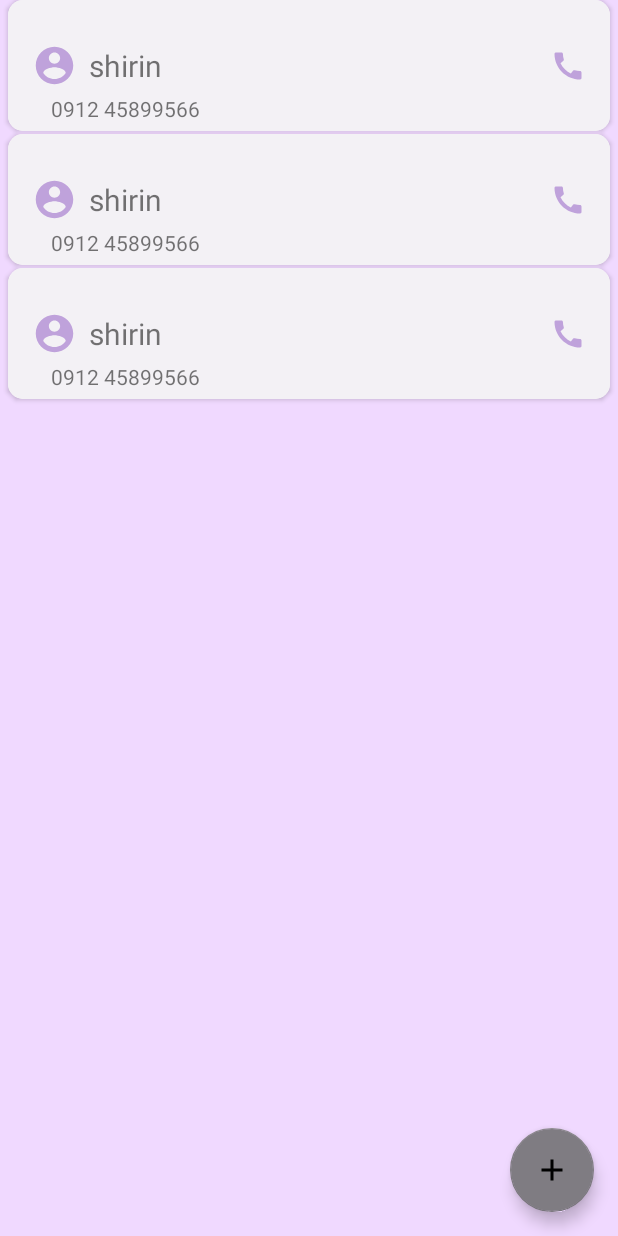
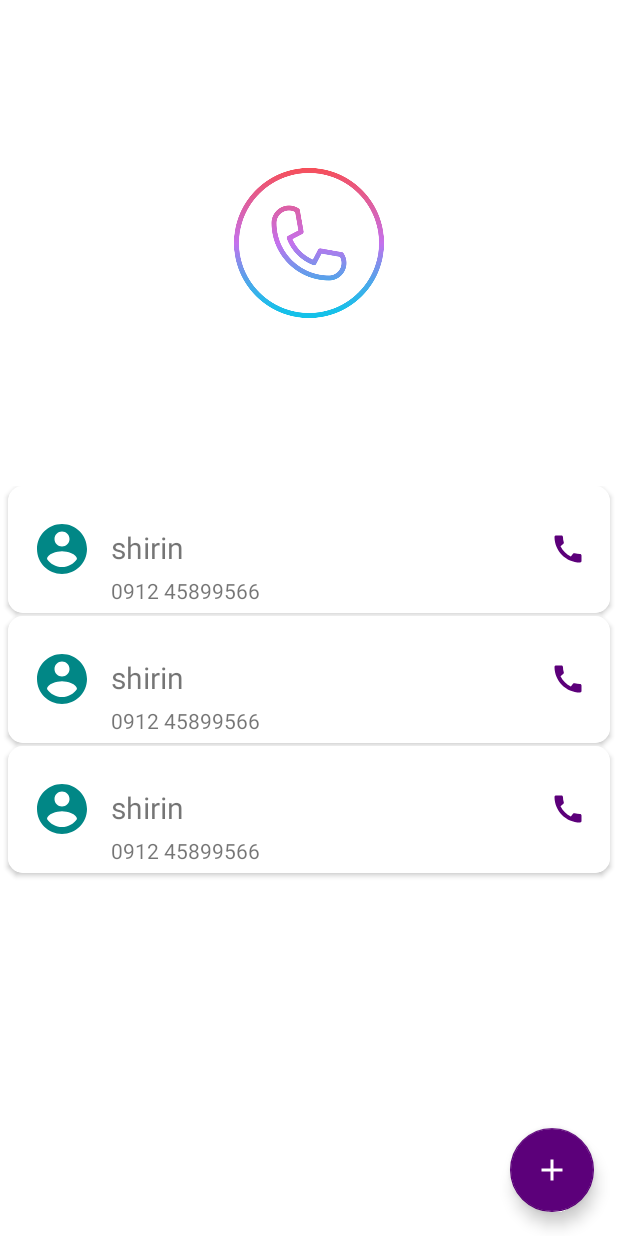
Before and after one commit to shaylifarhadi/contact, an Android app: the layout activity_contact.xml on its own in the app's theme, with its tools: preview values and no code run, on a phone screen of 412 x 824 dp. Run offline under Robolectric (Android 15) with nearby library versions, the phone set to English and light mode, and no system bars.

Commit message:
after recycle

```diff
--- a/app/src/main/AndroidManifest.xml
+++ b/app/src/main/AndroidManifest.xml
@@ -2,8 +2,6 @@
 <manifest xmlns:android="http://schemas.android.com/apk/res/android"
     package="com.example.mycontanct">
 
-    <uses-permission android:name="android.permission.WRITE_CONTACTS" />
-    <uses-permission android:name="android.permission.READ_CONTACTS" />
     <uses-permission android:name="android.permission.CALL_PHONE" />
 
     <application
--- a/app/src/main/java/com/example/mycontanct/db/ContactDatabase.kt
+++ b/app/src/main/java/com/example/mycontanct/db/ContactDatabase.kt
@@ -5,7 +5,7 @@ import androidx.room.RoomDatabase
 import com.example.mycontanct.datamodel.Contact
 
 
-@Database(entities = [ Contact::class], version = 1)
+@Database(entities = [ Contact::class], version = 2)
 
 abstract class ContactDatabase : RoomDatabase() {
 
--- a/app/src/main/java/com/example/mycontanct/ui/create/CreateViewModel.kt
+++ b/app/src/main/java/com/example/mycontanct/ui/create/CreateViewModel.kt
@@ -5,12 +5,12 @@ import androidx.lifecycle.viewModelScope
 import com.example.mycontanct.datamodel.Contact
 import com.example.mycontanct.db.ContactDao
 import com.example.mycontanct.db.ContactRepository
+import dagger.hilt.android.lifecycle.HiltViewModel
 import kotlinx.coroutines.launch
 import javax.inject.Inject
 
+@HiltViewModel
 class CreateViewModel @Inject constructor(private val repository: ContactRepository,val contactDao: ContactDao): ViewModel() {
-
-
 
     fun insertContact(contact: Contact) {
         viewModelScope.launch {
--- a/app/src/main/res/drawable/ic_account.xml
+++ b/app/src/main/res/drawable/ic_account.xml
@@ -3,7 +3,7 @@
     android:height="24dp"
     android:viewportWidth="24"
     android:viewportHeight="24"
-    android:tint="@color/purple_300">
+    android:tint="@color/teal_700">
   <path
       android:fillColor="@color/teal_700"
       android:pathData="M12,2C6.48,2 2,6.48 2,12s4.48,10 10,10 10,-4.48 10,-10S17.52,2 12,2zM12,5c1.66,0 3,1.34 3,3s-1.34,3 -3,3 -3,-1.34 -3,-3 1.34,-3 3,-3zM12,19.2c-2.5,0 -4.71,-1.28 -6,-3.22 0.03,-1.99 4,-3.08 6,-3.08 1.99,0 5.97,1.09 6,3.08 -1.29,1.94 -3.5,3.22 -6,3.22z"/>
--- a/app/src/main/res/drawable/ic_call.xml
+++ b/app/src/main/res/drawable/ic_call.xml
@@ -1,4 +1,4 @@
-<vector android:height="24dp" android:tint="@color/purple_300"
+<vector android:height="24dp" android:tint="#5c007a"
     android:viewportHeight="24" android:viewportWidth="24"
     android:width="24dp" xmlns:android="http://schemas.android.com/apk/res/android">
     <path android:fillColor="@android:color/white" android:pathData="M20.01,15.38c-1.23,0 -2.42,-0.2 -3.53,-0.56 -0.35,-0.12 -0.74,-0.03 -1.01,0.24l-1.57,1.97c-2.83,-1.35 -5.48,-3.9 -6.89,-6.83l1.95,-1.66c0.27,-0.28 0.35,-0.67 0.24,-1.02 -0.37,-1.11 -0.56,-2.3 -0.56,-3.53 0,-0.54 -0.45,-0.99 -0.99,-0.99H4.19C3.65,3 3,3.24 3,3.99 3,13.28 10.73,21 20.01,21c0.71,0 0.99,-0.63 0.99,-1.18v-3.45c0,-0.54 -0.45,-0.99 -0.99,-0.99z"/>
--- a/app/src/main/res/layout/activity_contact.xml
+++ b/app/src/main/res/layout/activity_contact.xml
@@ -10,22 +10,16 @@
     </data>
     <androidx.constraintlayout.widget.ConstraintLayout
         android:layout_width="match_parent"
-        android:layout_height="match_parent"
-        android:background="@color/purple_100">
+        android:layout_height="match_parent">
+
 
         <androidx.recyclerview.widget.RecyclerView
             android:id="@+id/rv_contact"
             android:layout_width="match_parent"
-            android:layout_height="match_parent"
+            android:layout_height="500dp"
+            app:layoutManager="androidx.recyclerview.widget.LinearLayoutManager"
             app:layout_constraintBottom_toBottomOf="parent"
-            app:layout_constraintEnd_toEndOf="parent"
-            app:layout_constraintHorizontal_bias="0.0"
-            app:layoutManager="androidx.recyclerview.widget.LinearLayoutManager"
-            app:layout_constraintStart_toStartOf="parent"
-            app:layout_constraintTop_toTopOf="parent"
-            app:layout_constraintVertical_bias="0.0"
             tools:listitem="@layout/item_contact" />
-
 
         <com.google.android.material.floatingactionbutton.FloatingActionButton
             android:id="@+id/fab_add"
@@ -36,7 +30,8 @@
             android:clickable="true"
             app:layout_constraintBottom_toBottomOf="parent"
             app:layout_constraintEnd_toEndOf="parent"
-            app:srcCompat="@drawable/ic_add2" />
+            app:srcCompat="@drawable/ic_add2"
+            app:tint="@color/white"/>
 
         <TextView
             android:id="@+id/tv_empty"
@@ -50,17 +45,15 @@
             app:layout_constraintTop_toTopOf="@+id/rv_contact"
             />
 
-
-        <TextView
-            android:id="@+id/tv"
-            android:layout_width="wrap_content"
-            android:layout_height="wrap_content"
-            android:textSize="20sp"
-            android:textStyle="bold"
-            app:layout_constraintBottom_toTopOf="@+id/tv_empty"
+        <ImageView
+            android:id="@+id/imageView3"
+            android:layout_width="100dp"
+            android:layout_height="100dp"
+            app:layout_constraintBottom_toTopOf="@+id/rv_contact"
             app:layout_constraintEnd_toEndOf="parent"
             app:layout_constraintStart_toStartOf="parent"
-            app:layout_constraintTop_toTopOf="parent" />
+            app:layout_constraintTop_toTopOf="parent"
+            app:srcCompat="@drawable/phone" />
 
 
     </androidx.constraintlayout.widget.ConstraintLayout>
--- a/app/src/main/res/layout/item_contact.xml
+++ b/app/src/main/res/layout/item_contact.xml
@@ -17,12 +17,12 @@
         <androidx.constraintlayout.widget.ConstraintLayout
             android:layout_width="match_parent"
             android:layout_height="match_parent"
-            android:background="@color/gray_100">
+            android:background="@color/white">
 
             <ImageView
                 android:id="@+id/img_name"
-                android:layout_width="30dp"
-                android:layout_height="30dp"
+                android:layout_width="40dp"
+                android:layout_height="40dp"
                 android:layout_marginStart="16dp"
                 android:layout_weight="1"
                 app:layout_constraintBottom_toBottomOf="parent"
@@ -34,15 +34,15 @@
                 android:id="@+id/tv_contact_name"
                 android:layout_width="wrap_content"
                 android:layout_height="wrap_content"
-                android:layout_marginStart="8dp"
                 android:textSize="20sp"
                 app:layout_constraintBottom_toBottomOf="@+id/img_name"
-                app:layout_constraintStart_toEndOf="@+id/img_name"
+                app:layout_constraintStart_toStartOf="@+id/guideline2"
                 app:layout_constraintTop_toTopOf="@+id/img_name"
+                app:layout_constraintVertical_bias="0.384"
                 tools:text="shirin" />
 
             <ImageView
-                android:id="@+id/imageView"
+                android:id="@+id/img_call"
                 android:layout_width="wrap_content"
                 android:layout_height="wrap_content"
                 android:layout_marginEnd="16dp"
@@ -58,11 +58,17 @@
                 android:layout_marginTop="5dp"
                 android:layout_marginBottom="5dp"
                 app:layout_constraintBottom_toBottomOf="parent"
-                app:layout_constraintEnd_toEndOf="@+id/tv_contact_name"
-                app:layout_constraintStart_toStartOf="@+id/tv_contact_name"
+                app:layout_constraintStart_toStartOf="@+id/guideline2"
                 app:layout_constraintTop_toBottomOf="@+id/tv_contact_name"
                 app:layout_constraintVertical_bias="1.0"
                 tools:text="0912 45899566" />
+
+            <androidx.constraintlayout.widget.Guideline
+                android:id="@+id/guideline2"
+                android:layout_width="wrap_content"
+                android:layout_height="wrap_content"
+                android:orientation="vertical"
+                app:layout_constraintGuide_begin="69dp" />
 
         </androidx.constraintlayout.widget.ConstraintLayout>
 
--- a/app/src/main/res/values/colors.xml
+++ b/app/src/main/res/values/colors.xml
@@ -8,9 +8,10 @@
     <color name="black">#FF000000</color>
     <color name="white">#FFFFFFFF</color>
     <color name="gray_800">#7F7C82</color>
-    <color name="purple_300">#BFA2DB</color>
-    <color name="purple_100">#F0D9FF</color>
     <color name="gray_100">#F3F1F5</color>
+    <color name="teal_900">#003d33</color>
+    <color name="teal_800">#00695c</color>
+    <color name="teal_500">#439889</color>
 
 
 </resources>
--- a/app/src/main/res/values/strings.xml
+++ b/app/src/main/res/values/strings.xml
@@ -3,7 +3,7 @@
     <!-- TODO: Remove or change this placeholder text -->
     <string name="hello_blank_fragment">Hello blank fragment</string>
     <string name="name">Name</string>
-    <string name="phone">Phone</string>
+    <string name="phone">Phone Number</string>
     <string name="empty_list">empty list</string>
     <string name="save">save</string>
 </resources>
--- a/app/src/main/res/values/themes.xml
+++ b/app/src/main/res/values/themes.xml
@@ -3,10 +3,10 @@
     <style name="Theme.MyContanct" parent="Theme.MaterialComponents.DayNight.NoActionBar">
         <!-- Primary brand color. -->
         <item name="colorPrimary">@color/purple_500</item>
-        <item name="colorPrimaryVariant">@color/gray_800</item>
+        <item name="colorPrimaryVariant">#5c007a</item>
         <item name="colorOnPrimary">@color/white</item>
         <!-- Secondary brand color. -->
-        <item name="colorSecondary">@color/gray_800</item>
+        <item name="colorSecondary">#5c007a</item>
         <item name="colorSecondaryVariant">@color/teal_700</item>
         <item name="colorOnSecondary">@color/black</item>
         <!-- Status bar color. -->
```
Also changed, not shown: app/src/main/java/com/example/mycontanct/module/AppModule.kt (+6 -6 lines), app/src/main/java/com/example/mycontanct/ui/create/CreateActivity.kt (+4 -3 lines), app/src/main/java/com/example/mycontanct/ui/list/ContactActivity.kt (+33 -5 lines), app/src/main/java/com/example/mycontanct/ui/list/ContactAdapter.kt (+15 -2 lines), app/src/main/res/layout/activity_create.xml (+15 -24 lines), app/src/main/res/values/styles.xml (+8 -0 lines).
